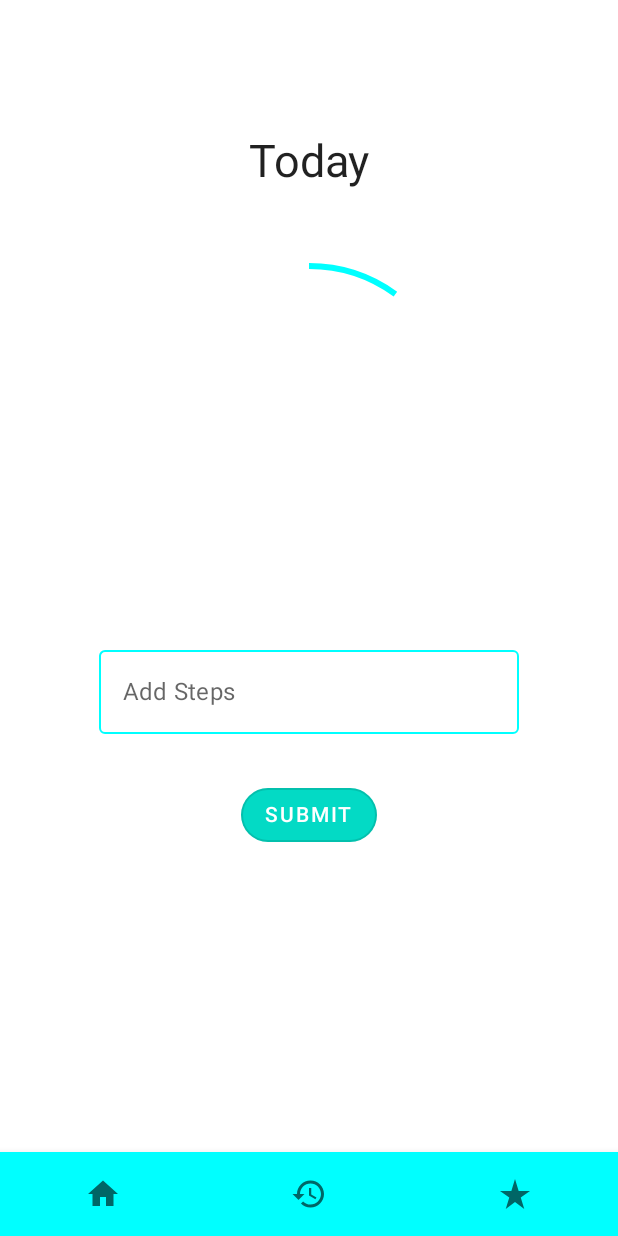
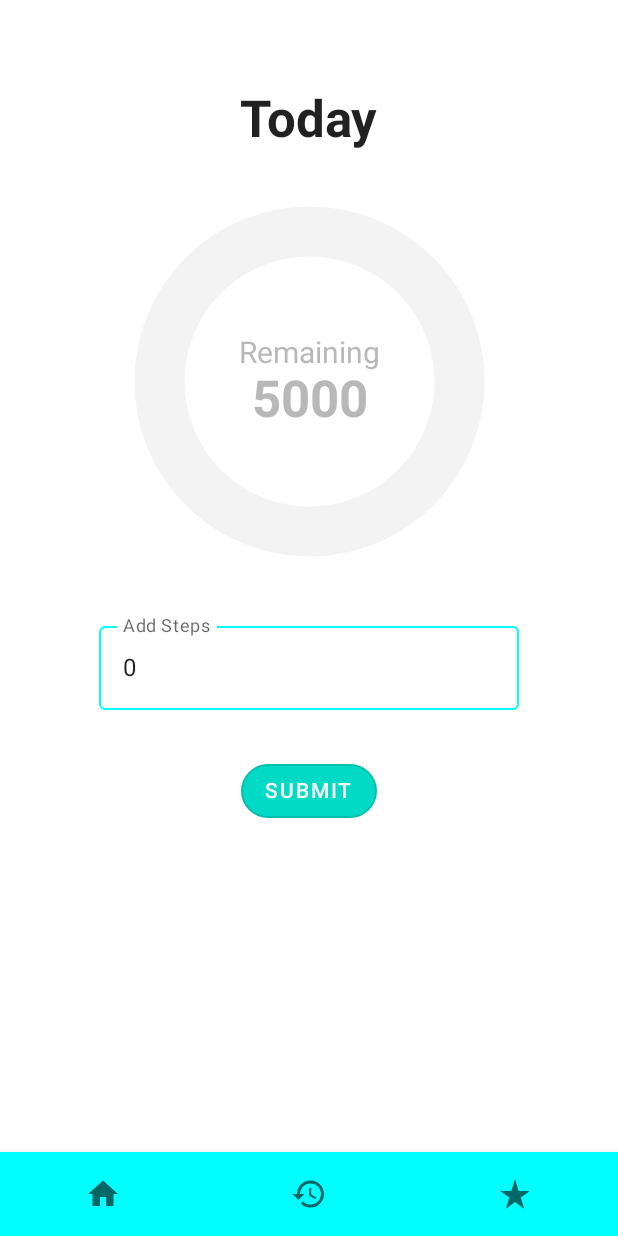
Before and after one commit to FangfangChen2023/kotlin_Test, an Android app built with Jetpack Compose: the screen it shows after launch (MainActivity), on a phone screen of 412 x 824 dp. Run offline under Robolectric (Android 15) with nearby library versions, the phone set to English and light mode, and no system bars.

Commit message:
I worked on the progress bar. It can add steps and show the correct portion and show the remaining steps number in the middle.

```diff
--- /dev/null
+++ b/app/src/main/java/com/example/kotlin_2/customComponents/CustomProgressBar.kt
@@ -0,0 +1,175 @@
+package com.example.kotlin_2.customComponents
+
+import androidx.compose.animation.animateColorAsState
+import androidx.compose.animation.core.animateFloatAsState
+import androidx.compose.animation.core.animateValueAsState
+import androidx.compose.animation.core.tween
+import androidx.compose.foundation.layout.Arrangement
+import androidx.compose.foundation.layout.Column
+import androidx.compose.foundation.layout.size
+import androidx.compose.material.MaterialTheme
+import androidx.compose.material.Text
+import androidx.compose.runtime.*
+import androidx.compose.ui.Alignment
+import androidx.compose.ui.Modifier
+import androidx.compose.ui.draw.drawBehind
+import androidx.compose.ui.geometry.Offset
+import androidx.compose.ui.geometry.Size
+import androidx.compose.ui.graphics.Color
+import androidx.compose.ui.graphics.StrokeCap
+import androidx.compose.ui.graphics.drawscope.DrawScope
+import androidx.compose.ui.graphics.drawscope.Stroke
+import androidx.compose.ui.text.font.FontWeight
+import androidx.compose.ui.text.style.TextAlign
+import androidx.compose.ui.unit.Dp
+import androidx.compose.ui.unit.TextUnit
+import androidx.compose.ui.unit.dp
+
+
+@Composable
+fun CustomProgressBar(
+    canvasSize: Dp = 250.dp,
+    indicatorValue: Int = 0,
+    maxIndicatorValue: Int = 5000,
+    backgroundIndicatorColor: Color = Color.Gray.copy(alpha = 0.1f),
+    backgroundIndicatorStrokeWidth: Float = 50f,
+    foregroundIndicatorColor: Color = Color.Cyan,
+    foregroundIndicatorStrokeWidth: Float = 50f,
+
+    smallText: String = "Remaining",
+    smallTextColor: Color = Color.Gray.copy(alpha = 0.6f),
+    stepsInfoColor: Color = Color.Black,
+    smallTextFontSize: TextUnit = MaterialTheme.typography.h6.fontSize,
+    stepsInfoFontSize: TextUnit = MaterialTheme.typography.h4.fontSize,
+) {
+    var allowedMaxIndicatorValue by remember {
+        mutableStateOf(maxIndicatorValue)
+    }
+    allowedMaxIndicatorValue = if (indicatorValue <= maxIndicatorValue) {
+        indicatorValue
+    } else {
+        maxIndicatorValue
+    }
+
+    var animatedIndicatorValue by remember { mutableStateOf(0f) }
+    LaunchedEffect(key1 = allowedMaxIndicatorValue) {
+        animatedIndicatorValue = allowedMaxIndicatorValue.toFloat()
+    }
+
+    val sweepAngle by animateFloatAsState(
+        targetValue = ((animatedIndicatorValue / maxIndicatorValue) * 100 * 3.6).toFloat(),
+        animationSpec = tween(1000)
+    )
+    val animatedStepsInfo by animateColorAsState(
+        targetValue = if(allowedMaxIndicatorValue == 0){
+            Color.Gray.copy(alpha = 0.6f)
+        }else {
+            stepsInfoColor
+        }
+    )
+
+
+    var stepsInfo = (maxIndicatorValue - allowedMaxIndicatorValue).toString()
+
+    Column(
+        modifier = Modifier
+            .size(canvasSize)
+            .drawBehind {
+                val barSize = size / 1.25f
+                backgroundIndicator(
+                    indicatorColor = backgroundIndicatorColor,
+                    componentSize = barSize,
+                    indicatorStrokeWidth = backgroundIndicatorStrokeWidth
+                )
+                foregroundIndicator(
+                    indicatorColor = foregroundIndicatorColor,
+                    indicatorStrokeWidth = foregroundIndicatorStrokeWidth,
+                    componentSize = barSize,
+                    sweepAngle = sweepAngle
+                )
+            },
+        verticalArrangement = Arrangement.Center,
+        horizontalAlignment = Alignment.CenterHorizontally
+    ) {
+        ElementInsideBar(
+            smallText = smallText,
+            stepsInfo = stepsInfo,
+            smallTextColor = smallTextColor,
+            stepsInfoColor = animatedStepsInfo,
+            smallTextFontSize = smallTextFontSize,
+            stepsInfoFontSize = stepsInfoFontSize,
+
+            )
+
+    }
+}
+
+fun DrawScope.backgroundIndicator(
+    componentSize: Size,
+    indicatorColor: Color,
+    indicatorStrokeWidth: Float
+) {
+    drawArc(
+        size = componentSize,
+        color = indicatorColor,
+        startAngle = 270f,
+        sweepAngle = 360f,
+        useCenter = false,
+        style = Stroke(
+            width = indicatorStrokeWidth,
+            cap = StrokeCap.Round
+        ),
+        topLeft = Offset(
+            x = (size.height - componentSize.height) / 2f,
+            y = (size.width - componentSize.width) / 2f,
+        )
+    )
+
+}
+
+fun DrawScope.foregroundIndicator(
+    componentSize: Size,
+    indicatorColor: Color,
+    indicatorStrokeWidth: Float,
+    sweepAngle: Float
+) {
+    drawArc(
+        size = componentSize,
+        color = indicatorColor,
+        startAngle = 270f,
+        sweepAngle = sweepAngle,
+        useCenter = false,
+        style = Stroke(
+            width = indicatorStrokeWidth,
+            cap = StrokeCap.Round
+        ),
+        topLeft = Offset(
+            x = (size.height - componentSize.height) / 2f,
+            y = (size.width - componentSize.width) / 2f,
+        )
+    )
+}
+
+@Composable
+fun ElementInsideBar(
+    smallText: String,
+    stepsInfo: String,
+    smallTextColor: Color,
+    stepsInfoColor: Color,
+    smallTextFontSize: TextUnit,
+    stepsInfoFontSize: TextUnit
+) {
+    Text(
+        text = smallText,
+        color = smallTextColor,
+        fontSize = smallTextFontSize,
+        textAlign = TextAlign.Center
+    )
+    Text(
+        text = stepsInfo,
+        color = stepsInfoColor,
+        fontSize = stepsInfoFontSize,
+        fontWeight = FontWeight.Bold,
+        textAlign = TextAlign.Center
+    )
+}
--- a/app/src/main/java/com/example/kotlin_2/screen/HomeScreen.kt
+++ b/app/src/main/java/com/example/kotlin_2/screen/HomeScreen.kt
@@ -1,8 +1,6 @@
 package com.example.kotlin_2.screen
 
-import androidx.compose.animation.core.animateFloatAsState
 import androidx.compose.foundation.background
-import androidx.compose.foundation.border
 import androidx.compose.foundation.layout.*
 import androidx.compose.foundation.shape.CircleShape
 import androidx.compose.foundation.text.KeyboardOptions
@@ -12,52 +10,70 @@ import androidx.compose.ui.Alignment
 import androidx.compose.ui.Modifier
 import androidx.compose.ui.graphics.Color
 import androidx.compose.ui.res.colorResource
+import androidx.compose.ui.text.font.FontWeight
+import androidx.compose.ui.text.input.ImeAction
 import androidx.compose.ui.text.input.KeyboardType
-import androidx.compose.ui.text.input.TextFieldValue
 import androidx.compose.ui.unit.dp
 import androidx.compose.ui.unit.sp
 import com.example.kotlin_2.R
-import kotlin.math.round
+import com.example.kotlin_2.customComponents.CustomProgressBar
 
 @Composable
-fun HomeScreen(){
-    var progress by remember { mutableStateOf(0.1f) }
-    val animatedProgress = animateFloatAsState(
-        targetValue = progress,
-        animationSpec = ProgressIndicatorDefaults.ProgressAnimationSpec
-    ).value
-    Column(Modifier.fillMaxSize(),horizontalAlignment = Alignment.CenterHorizontally) {
-        Spacer(Modifier.height(90.dp))
-        Text("Today", fontSize = 30.sp)
-        Spacer(Modifier.height(50.dp))
-        CircularProgressIndicator(
-            progress = animatedProgress,
-            color = Color.Cyan,
-            modifier = Modifier.then(Modifier.size(200.dp))
+fun HomeScreen() {
+    var steps by remember { mutableStateOf(0) }
+    var stepsInput by remember { mutableStateOf(0) }
+
+    Column(Modifier.fillMaxSize(), horizontalAlignment = Alignment.CenterHorizontally) {
+        Spacer(Modifier.height(60.dp))
+        Text(
+            text = "Today",
+            fontSize = MaterialTheme.typography.h4.fontSize,
+            fontWeight = FontWeight.Bold
         )
-        Spacer(Modifier.height(50.dp))
-        var text by remember { mutableStateOf(TextFieldValue("")) }
+        Spacer(Modifier.height(30.dp))
+        CustomProgressBar(
+            indicatorValue = steps
+        )
+
+        Spacer(Modifier.height(30.dp))
+
         OutlinedTextField(
             modifier = Modifier
                 .background(Color.Transparent),
-            value = text,
+
+            value = stepsInput.toString(),
             onValueChange = {
-                text = it
+                stepsInput = if (it.isNotEmpty()) {
+                    it.toInt()
+                } else {
+                    0
+                }
+
             },
             label = { Text(text = "Add Steps") },
+            placeholder = { Text(text = "0") },
             colors = TextFieldDefaults.outlinedTextFieldColors(
                 focusedBorderColor = Color.Cyan,
-                unfocusedBorderColor = Color.Cyan),
-            keyboardOptions = KeyboardOptions(keyboardType = KeyboardType.Number),
+                unfocusedBorderColor = Color.Cyan
+            ),
+            keyboardOptions = KeyboardOptions(
+                keyboardType = KeyboardType.Number,
+                imeAction = ImeAction.Done
+            ),
+            singleLine = true
+
         )
+
         Spacer(Modifier.height(30.dp))
+
         OutlinedButton(
             modifier = Modifier
                 .background(Color.Transparent),
             shape = CircleShape,
             colors = ButtonDefaults.buttonColors(backgroundColor = colorResource(id = R.color.teal_200)),
             onClick = {
-                if (progress < 1f) progress += 0.1f
+                steps += stepsInput
+                stepsInput = 0
             }
         ) {
             Text("SUBMIT", color = Color.White)
```
Also changed, not shown: app/src/main/java/com/example/kotlin_2/MainActivity.kt (+0 -36 lines).
